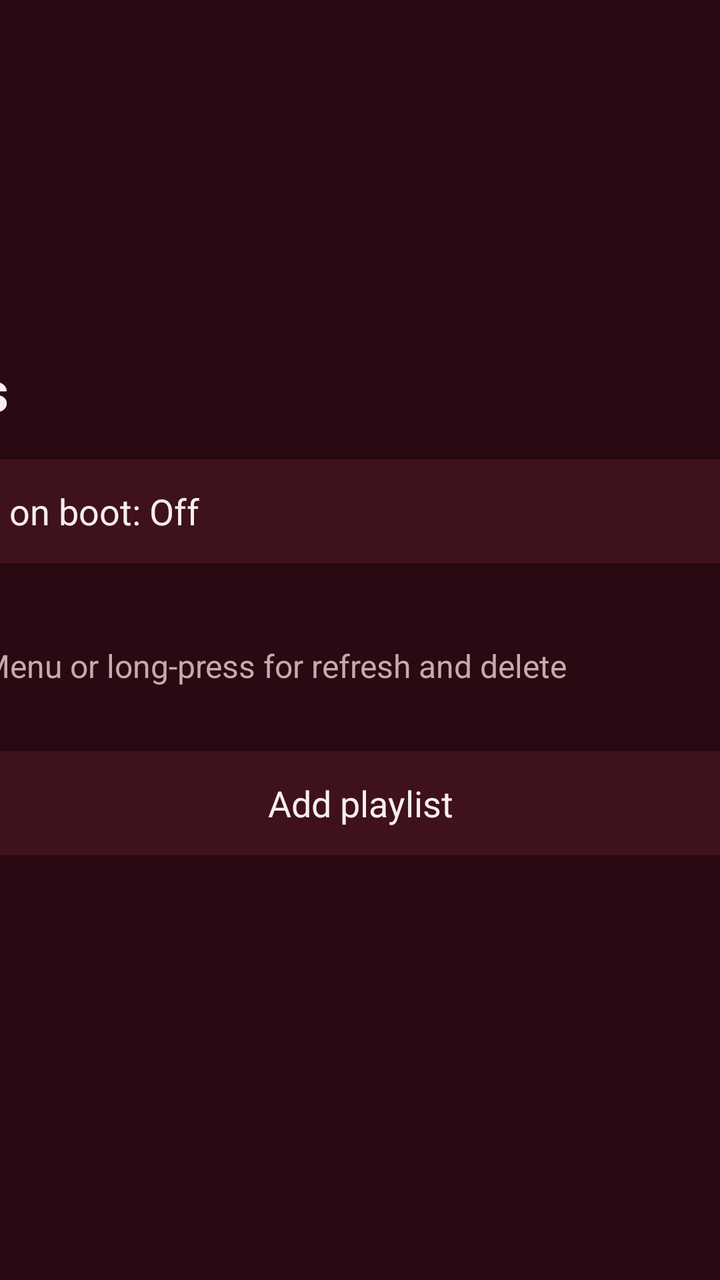
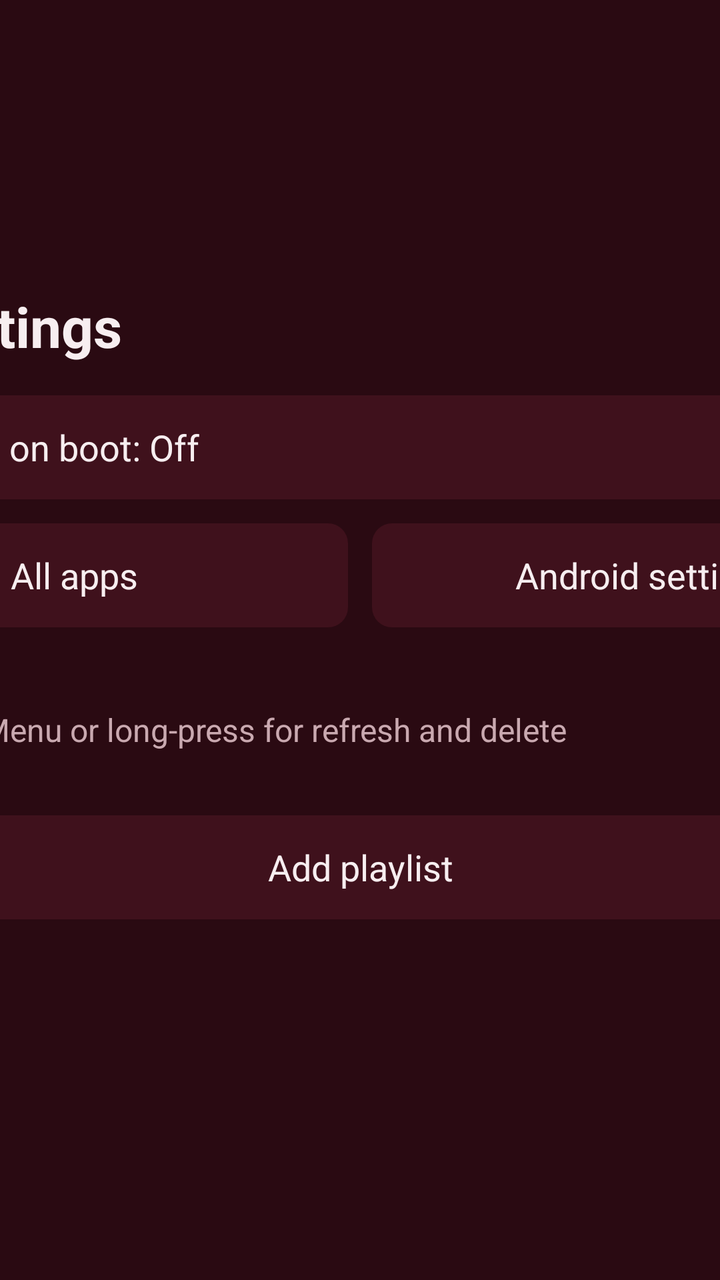

Compare the two renders of this Android layout. The source of the first and the diff that turns it into the second are given below.
<!-- AndroidManifest.xml: application theme Theme.IptvPlayer -->
<!-- res/layout/screen_playlists.xml -->
<?xml version="1.0" encoding="utf-8"?>
<FrameLayout xmlns:android="http://schemas.android.com/apk/res/android"
    android:layout_width="match_parent"
    android:layout_height="match_parent"
    android:background="@color/background">

    
    <ScrollView
        android:layout_width="560dp"
        android:layout_height="wrap_content"
        android:layout_gravity="center"
        android:paddingTop="24dp"
        android:paddingBottom="24dp"
        android:clipToPadding="false"
        android:scrollbars="none">

    <LinearLayout
        android:layout_width="match_parent"
        android:layout_height="wrap_content"
        android:orientation="vertical">

        <TextView
            style="@style/Text.Title"
            android:layout_width="wrap_content"
            android:layout_height="wrap_content"
            android:text="@string/settings" />

        <TextView
            android:id="@+id/auto_start"
            style="@style/TileButton"
            android:layout_width="match_parent"
            android:layout_marginTop="16dp"
            android:gravity="center_vertical|start"
            android:text="@string/auto_start_off" />

        <TextView
            android:id="@+id/auto_start_status"
            style="@style/Text.Secondary"
            android:layout_width="match_parent"
            android:layout_height="wrap_content"
            android:layout_marginTop="6dp"
            android:textSize="14sp"
            android:visibility="gone" />

        <TextView
            style="@style/Text.Body"
            android:layout_width="wrap_content"
            android:layout_height="wrap_content"
            android:layout_marginTop="12dp"
            android:text="@string/playlists"
            android:textStyle="bold" />

        <TextView
            style="@style/Text.Secondary"
            android:layout_width="wrap_content"
            android:layout_height="wrap_content"
            android:layout_marginTop="4dp"
            android:text="OK to open · Menu or long-press for refresh and delete" />

        <LinearLayout
            android:id="@+id/list"
            android:layout_width="match_parent"
            android:layout_height="wrap_content"
            android:layout_marginTop="16dp"
            android:orientation="vertical" />

        <TextView
            android:id="@+id/add"
            style="@style/TileButton"
            android:layout_width="match_parent"
            android:layout_marginTop="16dp"
            android:text="@string/add_playlist" />

        <LinearLayout
            android:layout_width="match_parent"
            android:layout_height="wrap_content"
            android:layout_marginTop="12dp"
            android:gravity="center_vertical"
            android:minHeight="24dp"
            android:orientation="horizontal">

            
            <io.github.sardinemehico.iptvplayer.ui.LoadingDots
                android:id="@+id/busy"
                android:layout_width="40dp"
                android:layout_height="10dp"
                android:layout_marginEnd="12dp"
                android:visibility="gone" />

            <TextView
                android:id="@+id/message"
                style="@style/Text.Secondary"
                android:layout_width="0dp"
                android:layout_height="wrap_content"
                android:layout_weight="1" />
        </LinearLayout>
    </LinearLayout>
    </ScrollView>
</FrameLayout>
<!-- resources referenced by this layout -->
<resources>
  <color name="background">#FF2A0A12</color>
  <string name="add_playlist">Add playlist</string>
  <string name="auto_start_off">Auto-start on boot: Off</string>
  <string name="playlists">Playlists</string>
  <string name="settings">Settings</string>
  <style name="Text.Body" parent="">
          <item name="android:textColor">@color/text_primary</item>
          <item name="android:textSize">18sp</item>
      </style>
  <style name="Text.Secondary" parent="">
          <item name="android:textColor">@color/text_secondary</item>
          <item name="android:textSize">16sp</item>
      </style>
  <style name="Text.Title" parent="">
          <item name="android:textColor">@color/text_primary</item>
          <item name="android:textSize">28sp</item>
          <item name="android:textStyle">bold</item>
      </style>
  <style name="TileButton" parent="">
          <item name="android:layout_height">52dp</item>
          <item name="android:background">@drawable/bg_tile</item>
          <item name="android:focusable">true</item>
          <item name="android:gravity">center</item>
          <item name="android:paddingStart">20dp</item>
          <item name="android:paddingEnd">20dp</item>
          <item name="android:textColor">@color/text_primary</item>
          <item name="android:textSize">18sp</item>
          <item name="android:stateListAnimator">@null</item>
      </style>
  <style name="Theme.IptvPlayer" parent="android:Theme.Material.NoActionBar.Fullscreen">
          <item name="android:windowBackground">@color/background</item>
          <item name="android:colorBackground">@color/background</item>
          <item name="android:colorAccent">@color/accent</item>
          <item name="android:windowContentOverlay">@null</item>
      </style>
  <color name="text_primary">#FFF7EEF0</color>
  <color name="text_secondary">#FFC9A9B0</color>
  <!-- drawable bg_tile (drawable) -->
  <?xml version="1.0" encoding="utf-8"?>
  <selector xmlns:android="http://schemas.android.com/apk/res/android">
      <item android:state_focused="true">
          <shape android:shape="rectangle">
              <solid android:color="@color/accent" />
              <corners android:radius="10dp" />
          </shape>
      </item>
      
      <item android:state_activated="true">
          <shape android:shape="rectangle">
              <solid android:color="@color/surface_active" />
              <corners android:radius="10dp" />
          </shape>
      </item>
      <item>
          <shape android:shape="rectangle">
              <solid android:color="@color/surface" />
              <corners android:radius="10dp" />
          </shape>
      </item>
  </selector>
  <color name="accent">#FFB0243F</color>
  <color name="surface_active">#FF5E1A2A</color>
  <color name="surface">#FF3F111C</color>
</resources>

<!-- the commit's change to res/layout/screen_playlists.xml (unified diff, before → after) -->
@@ -41,6 +41,29 @@
             android:layout_marginTop="6dp"
             android:textSize="14sp"
             android:visibility="gone" />
+
+        
+        <LinearLayout
+            android:layout_width="match_parent"
+            android:layout_height="wrap_content"
+            android:layout_marginTop="12dp"
+            android:orientation="horizontal">
+
+            <TextView
+                android:id="@+id/all_apps"
+                style="@style/TileButton"
+                android:layout_width="0dp"
+                android:layout_weight="1"
+                android:text="@string/all_apps" />
+
+            <TextView
+                android:id="@+id/android_settings"
+                style="@style/TileButton"
+                android:layout_width="0dp"
+                android:layout_marginStart="12dp"
+                android:layout_weight="1"
+                android:text="@string/android_settings" />
+        </LinearLayout>
 
         <TextView
             style="@style/Text.Body"
<!-- resource entries referenced after the edit -->
@@ -2,9 +2,11 @@
 <resources>
   <color name="background">#FF2A0A12</color>
   <string name="add_playlist">Add playlist</string>
+  <string name="all_apps">All apps</string>
+  <string name="android_settings">Android settings</string>
   <string name="auto_start_off">Auto-start on boot: Off</string>
   <string name="playlists">Playlists</string>
-  <string name="settings">Settings</string>
+  <string name="settings">App Settings</string>
   <style name="Text.Body" parent="">
           <item name="android:textColor">@color/text_primary</item>
           <item name="android:textSize">18sp</item>
